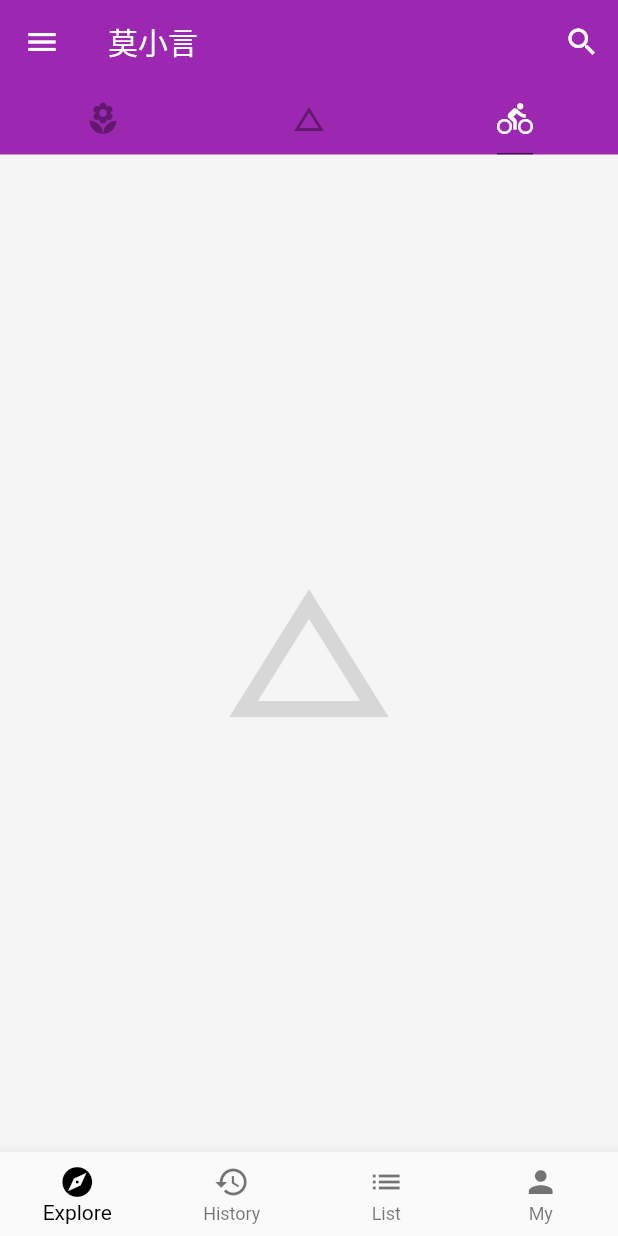
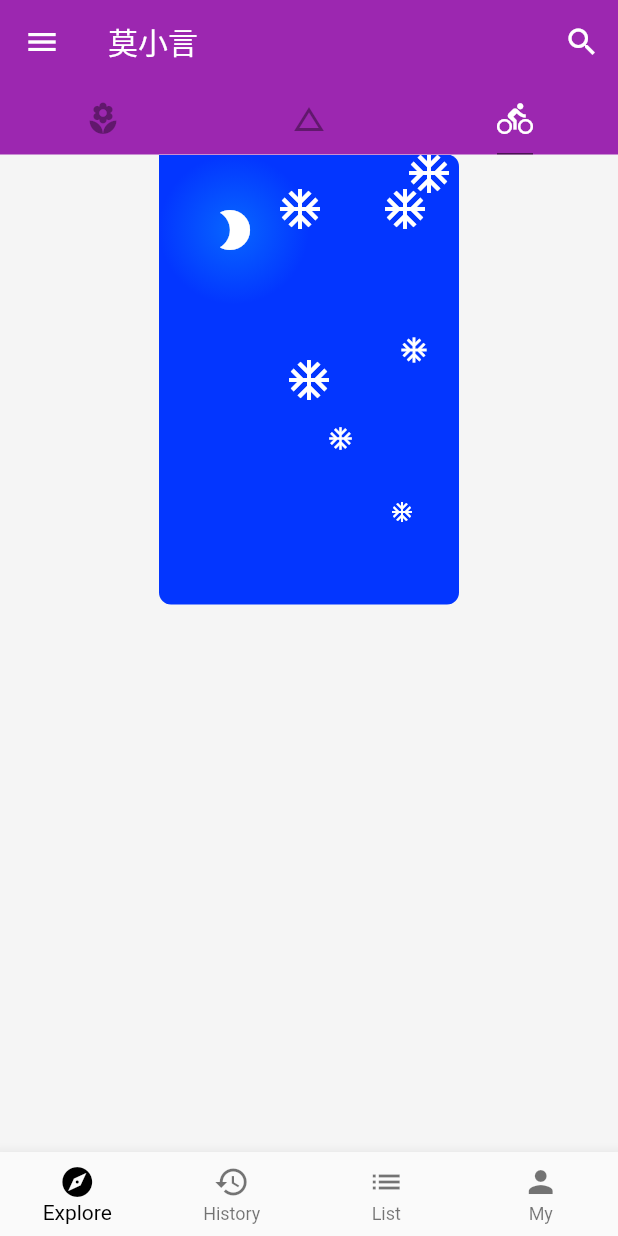
Before and after one commit to lisiyizu/FlutterVideoDemo, a Flutter app: the screen it shows after launch, tab 3 chosen, on a phone screen of 412 x 824 dp. Run offline on Flutter 3.47's test engine with Material 2 defaults, Android fonts, the phone set to English and light mode, and no system bars; network calls fail.

Commit message:
layout demo

```diff
--- /dev/null
+++ b/video_01/lib/demo/MOLayout.dart
@@ -0,0 +1,108 @@
+import 'package:flutter/material.dart';
+
+class MOLayout extends StatelessWidget {
+  @override
+  Widget build(BuildContext context) {
+    return Column( // Column Row
+      // 默认start, center, end
+      // spaceAround: 均匀分布在Items周围
+      // spaceBetween: 均匀分布在Items之间
+      // spaceEvenly: 均匀分布
+      // mainAxisAlignment: MainAxisAlignment.spaceEvenly,   // 主轴
+      crossAxisAlignment: CrossAxisAlignment.center,  // 交叉轴, 默认:center, start, end, stretch
+      children: <Widget>[
+        Stack(    // 叠放
+          alignment: Alignment.topLeft, // 9个位置
+          children: <Widget>[
+            SizedBox(
+              width: 200.0,
+              height: 300.0,
+              child: Container(
+                // alignment: Alignment(0.0, 1.0), // x:[-1,1] y:[-1,1]
+                decoration: BoxDecoration(
+                  color: Color.fromRGBO(3, 54, 255, 1.0),
+                  borderRadius: BorderRadius.circular(8.0),
+                ),
+                child: Icon(Icons.ac_unit, color: Colors.white, size: 32.0,),
+              ),
+            ),
+            SizedBox(
+              height: 20.0,
+            ),
+            SizedBox(
+              width: 100.0,
+              height: 100.0,
+              child: Container(
+                decoration: BoxDecoration(
+                  color: Color.fromRGBO(3, 54, 255, 1.0),
+                  // borderRadius: BorderRadius.circular(8.0),
+                  gradient: RadialGradient(
+                    colors: [
+                      Color.fromRGBO(7, 102, 255, 1.0),
+                      Color.fromRGBO(3, 54, 255, 1.0),
+                    ],
+                  ),
+                ),
+                child: Icon(Icons.brightness_2, color: Colors.white, size: 32.0,),
+              ),
+            ),
+            Positioned(
+              right: 20.0,
+              top: 20.0,
+              child: Icon(Icons.ac_unit, color: Colors.white, size: 32.0),
+            ),
+            Positioned(
+              right: 20.0,
+              top: 120.0,
+              child: Icon(Icons.ac_unit, color: Colors.white, size: 20.0),
+            ),
+            Positioned(
+              right: 70.0,
+              top: 180.0,
+              child: Icon(Icons.ac_unit, color: Colors.white, size: 18.0),
+            ),
+            Positioned(
+              right: 30.0,
+              top: 230.0,
+              child: Icon(Icons.ac_unit, color: Colors.white, size: 16.0),
+            ),
+            Positioned(
+              right: 90.0,
+              top: 20.0,
+              child: Icon(Icons.ac_unit, color: Colors.white, size: 32.0),
+            ),
+            Positioned(
+              right: 4.0,
+              top: -4.0,
+              child: Icon(Icons.ac_unit, color: Colors.white, size: 32.0),
+            ),
+          ],
+        ),
+      ],
+      // children: <Widget>[
+      //   IconBadge(Icons.pool),
+      //   IconBadge(Icons.beach_access, size: 64.0),
+      //   IconBadge(Icons.airplanemode_active),
+      // ],
+    );
+  }
+}
+
+class IconBadge extends StatelessWidget {
+  final IconData icon;
+  final double size;
+
+  IconBadge(this.icon, {
+    this.size = 32.0
+  });
+
+  @override
+  Widget build(BuildContext context) {
+    return Container(
+      child: Icon(icon, size: size, color: Colors.white),
+      width: size + 60,
+      height: size + 60,
+      color: Color.fromRGBO(3, 54, 255, 1.0),
+    );
+  }
+}
--- a/video_01/lib/main.dart
+++ b/video_01/lib/main.dart
@@ -4,6 +4,7 @@ import './demo/MODrawer.dart';
 import './demo/MOListView.dart';
 import './demo/MOBottomNavBar.dart';
 import './demo/MOBasic.dart';
+import './demo/MOLayout.dart';
 
 void main() => runApp(App());
 
@@ -63,7 +64,8 @@ class Home extends StatelessWidget {
           children: <Widget>[
             MOListView(),
             MOBasic(),
-            Icon(Icons.change_history, size: 128.0, color: Colors.black12),
+            MOLayout(),
+            // Icon(Icons.change_history, size: 128.0, color: Colors.black12),
             // Icon(Icons.directions_bike, size: 128.0, color: Colors.black12),
           ],
         ),
```
